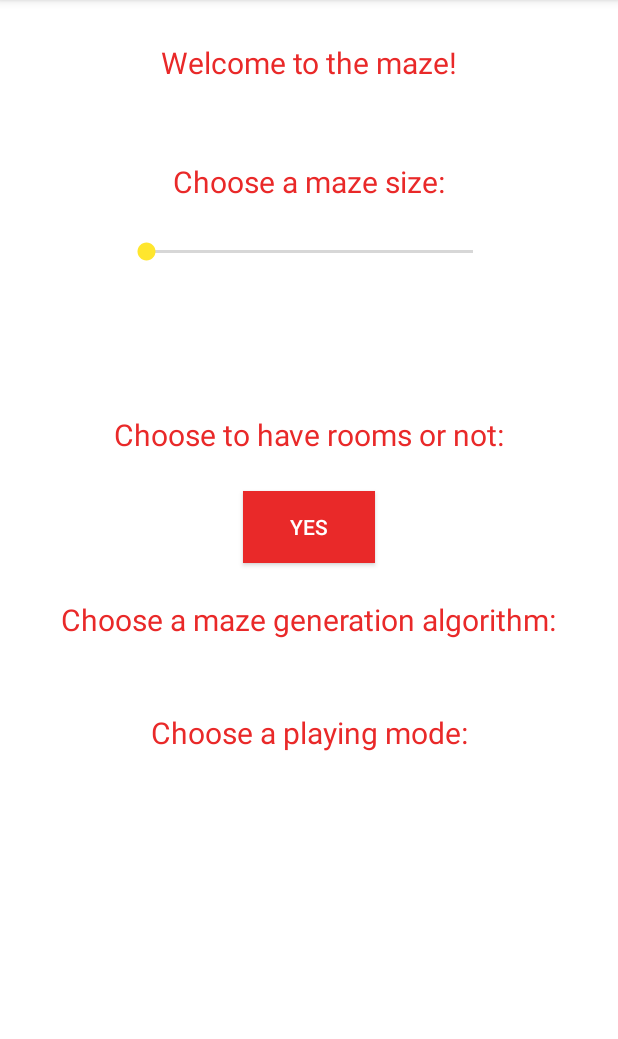
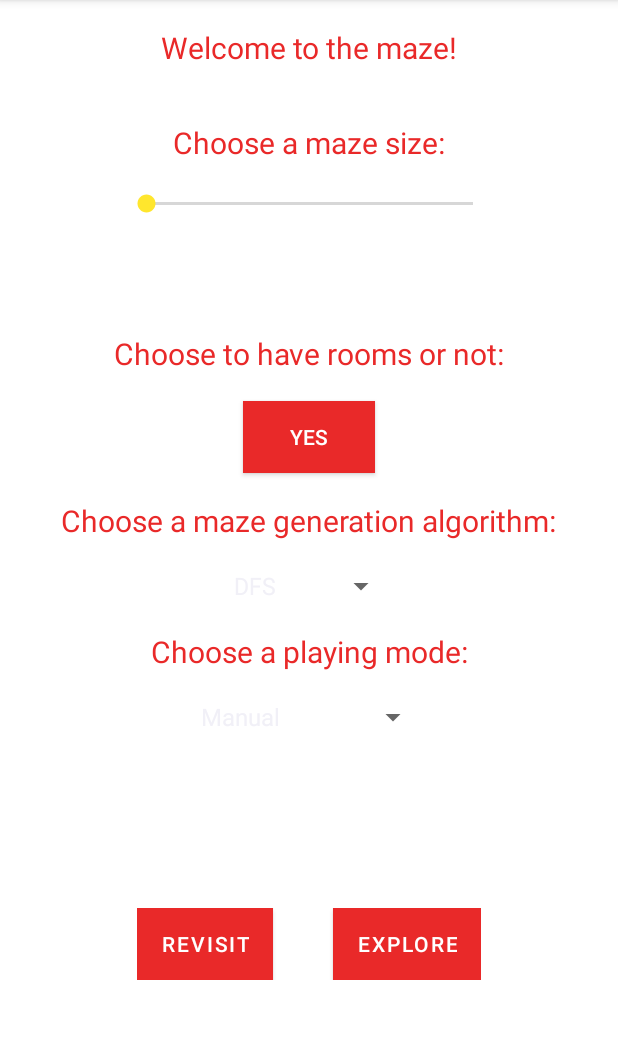
Before and after one commit to dnmontenegro/amazebydavidmontenegro, an Android app: the screen it shows after launch (AMazeActivity), on a phone screen of 412 x 824 dp, the part 84-1123 px from its top. Run offline under Robolectric (Android 15) with nearby library versions, the phone set to English and light mode, and no system bars.

Commit message:
Added spinners and buttons to AMazeActivity

```diff
--- a/app/src/main/java/edu/wm/cs/cs301/DavidMontenegro/gui/AMazeActivity.java
+++ b/app/src/main/java/edu/wm/cs/cs301/DavidMontenegro/gui/AMazeActivity.java
@@ -2,9 +2,12 @@ package edu.wm.cs.cs301.DavidMontenegro.gui;
 
 import androidx.appcompat.app.AppCompatActivity;
 
+import android.content.Intent;
 import android.os.Bundle;
 import android.util.Log;
 import android.view.View;
+import android.widget.AdapterView;
+import android.widget.ArrayAdapter;
 import android.widget.Button;
 import android.widget.CompoundButton;
 import android.widget.SeekBar;
@@ -27,8 +30,10 @@ public class AMazeActivity extends AppCompatActivity {
     private boolean mazeRooms;
     private TextView tAlgorithm;
     private Spinner algorithm;
+    private String mazeAlgorithm;
     private TextView tMode;
     private Spinner mode;
+    private String mazeMode;
     private Button revisit;
     private Button explore;
 
@@ -46,7 +51,13 @@ public class AMazeActivity extends AppCompatActivity {
         rooms = (ToggleButton) findViewById(R.id.rooms);
         mazeRooms = true;
         tAlgorithm = (TextView) findViewById(R.id.tAlgorithm);
+        algorithm = (Spinner) findViewById(R.id.algorithm);
+        mazeAlgorithm = getString(R.string.DFS);
         tMode = (TextView) findViewById(R.id.tMode);
+        mode = (Spinner) findViewById(R.id.mode);
+        mazeMode = getString(R.string.Manual);
+        revisit = (Button) findViewById(R.id.revisit);
+        explore = (Button) findViewById(R.id.explore);
 
         size.setOnSeekBarChangeListener(new SeekBar.OnSeekBarChangeListener() {
             @Override
@@ -64,7 +75,7 @@ public class AMazeActivity extends AppCompatActivity {
             @Override
             public void onStopTrackingTouch(SeekBar seekBar) {
                 Toast.makeText(getApplicationContext(), R.string.inputDetected, Toast.LENGTH_SHORT).show();
-                Log.v((String) getApplicationContext().getText(R.string.tSize), (String) getApplicationContext().getText(R.string.inputDetected));
+                Log.v(getString(R.string.tSize), Integer.toString(mazeSize));
             }
         });
 
@@ -74,15 +85,85 @@ public class AMazeActivity extends AppCompatActivity {
                 if(isChecked) {
                     mazeRooms = true;
                     Toast.makeText(getApplicationContext(), R.string.inputDetected, Toast.LENGTH_SHORT).show();
-                    Log.v((String) getApplicationContext().getText(R.string.tRooms), (String) getApplicationContext().getText(R.string.inputDetected));
+                    Log.v(getString(R.string.tRooms), Boolean.toString(mazeRooms));
                 }
                 else {
                     mazeRooms = false;
                     Toast.makeText(getApplicationContext(), R.string.inputDetected, Toast.LENGTH_SHORT).show();
-                    Log.v((String) getApplicationContext().getText(R.string.tRooms), (String) getApplicationContext().getText(R.string.inputDetected));
+                    Log.v(getString(R.string.tRooms), Boolean.toString(mazeRooms));
                 }
             }
         });
 
+        String [] algorithms = {getString(R.string.DFS), getString(R.string.Prim), getString(R.string.Kruskal)};
+        ArrayAdapter algor = new ArrayAdapter(getApplicationContext(), android.R.layout.simple_spinner_item, algorithms);
+        algor.setDropDownViewResource(android.R.layout.simple_spinner_dropdown_item);
+        algorithm.setAdapter(algor);
+        algorithm.setOnItemSelectedListener(new AdapterView.OnItemSelectedListener() {
+            @Override
+            public void onItemSelected(AdapterView<?> parent, View view, int position, long id) {
+                mazeAlgorithm = algorithm.getSelectedItem().toString();
+                Toast.makeText(getApplicationContext(), R.string.inputDetected, Toast.LENGTH_SHORT).show();
+                Log.v(getString(R.string.tAlgorithm), mazeAlgorithm);
+            }
+
+            @Override
+            public void onNothingSelected(AdapterView<?> parent) {
+
+            }
+        });
+
+        String [] modes = {getString(R.string.Manual), getString(R.string.WallFollower), getString(R.string.Wizard)};
+        ArrayAdapter mod = new ArrayAdapter(getApplicationContext(), android.R.layout.simple_spinner_item, modes);
+        mod.setDropDownViewResource(android.R.layout.simple_spinner_dropdown_item);
+        mode.setAdapter(mod);
+        mode.setOnItemSelectedListener(new AdapterView.OnItemSelectedListener() {
+            @Override
+            public void onItemSelected(AdapterView<?> parent, View view, int position, long id) {
+                mazeMode = mode.getSelectedItem().toString();
+                Toast.makeText(getApplicationContext(), R.string.inputDetected, Toast.LENGTH_SHORT).show();
+                Log.v(getString(R.string.tMode), mazeMode);
+            }
+
+            @Override
+            public void onNothingSelected(AdapterView<?> parent) {
+
+            }
+        });
+
+        revisit.setOnClickListener(new View.OnClickListener() {
+            @Override
+            public void onClick(View v) {
+                Intent i = new Intent(getApplicationContext(), GeneratingActivity.class);
+                i.putExtra("MazeSize", mazeSize);
+                i.putExtra("MazeRooms", mazeRooms);
+                i.putExtra("MazeAlgorithm", mazeAlgorithm);
+                i.putExtra("MazeMode", mazeMode);
+                Toast.makeText(getApplicationContext(), R.string.inputDetected, Toast.LENGTH_SHORT).show();
+                Log.v(getString(R.string.revisit), getString(R.string.inputDetected));
+                startActivity(i);
+            }
+        });
+
+        explore.setOnClickListener(new View.OnClickListener() {
+            @Override
+            public void onClick(View v) {
+                Intent i = new Intent(getApplicationContext(), GeneratingActivity.class);
+                i.putExtra("MazeSize", mazeSize);
+                i.putExtra("MazeRooms", mazeRooms);
+                i.putExtra("MazeAlgorithm", mazeAlgorithm);
+                i.putExtra("MazeMode", mazeMode);
+                Toast.makeText(getApplicationContext(), R.string.inputDetected, Toast.LENGTH_SHORT).show();
+                Log.v(getString(R.string.explore), getString(R.string.inputDetected));
+                startActivity(i);
+            }
+        });
+
+
+
+
+
+
+
     }
 }
--- a/app/src/main/res/layout/activity_amaze.xml
+++ b/app/src/main/res/layout/activity_amaze.xml
@@ -10,11 +10,10 @@
         android:id="@+id/title"
         android:layout_width="wrap_content"
         android:layout_height="wrap_content"
-        android:layout_marginTop="4dp"
-        android:padding="24dp"
+        android:padding="18dp"
+        android:text="@string/title"
         android:textColor="@color/red"
         android:textSize="20sp"
-        android:text="@string/title"
         app:layout_constraintLeft_toLeftOf="parent"
         app:layout_constraintRight_toRightOf="parent"
         app:layout_constraintTop_toTopOf="parent" />
@@ -23,11 +22,10 @@
         android:id="@+id/tSize"
         android:layout_width="wrap_content"
         android:layout_height="wrap_content"
-        android:layout_marginTop="4dp"
-        android:padding="24dp"
+        android:padding="18dp"
+        android:text="@string/tSize"
         android:textColor="@color/red"
         android:textSize="20sp"
-        android:text="@string/tSize"
         app:layout_constraintLeft_toLeftOf="parent"
         app:layout_constraintRight_toRightOf="parent"
         app:layout_constraintTop_toBottomOf="@id/title" />
@@ -44,7 +42,7 @@
         android:id="@+id/tProgress"
         android:layout_width="wrap_content"
         android:layout_height="wrap_content"
-        android:padding="24dp"
+        android:padding="16dp"
         android:textColor="@color/darkYellow"
         android:textSize="20sp"
         app:layout_constraintLeft_toLeftOf="parent"
@@ -55,7 +53,7 @@
         android:id="@+id/tRooms"
         android:layout_width="wrap_content"
         android:layout_height="wrap_content"
-        android:padding="24dp"
+        android:padding="18dp"
         android:textColor="@color/red"
         android:textSize="20sp"
         android:text="@string/tRooms"
@@ -80,7 +78,7 @@
         android:id="@+id/tAlgorithm"
         android:layout_width="wrap_content"
         android:layout_height="wrap_content"
-        android:padding="24dp"
+        android:padding="18dp"
         android:textColor="@color/red"
         android:textSize="20sp"
         android:text="@string/tAlgorithm"
@@ -88,17 +86,62 @@
         app:layout_constraintRight_toRightOf="parent"
         app:layout_constraintTop_toBottomOf="@id/rooms" />
 
+    <Spinner
+        android:id="@+id/algorithm"
+        android:layout_width="wrap_content"
+        android:layout_height="wrap_content"
+        app:layout_constraintLeft_toLeftOf="parent"
+        app:layout_constraintRight_toRightOf="parent"
+        app:layout_constraintTop_toBottomOf="@id/tAlgorithm" />
+
     <TextView
         android:id="@+id/tMode"
         android:layout_width="wrap_content"
         android:layout_height="wrap_content"
-        android:padding="24dp"
+        android:padding="18dp"
         android:textColor="@color/red"
         android:textSize="20sp"
         android:text="@string/tMode"
         app:layout_constraintLeft_toLeftOf="parent"
         app:layout_constraintRight_toRightOf="parent"
-        app:layout_constraintTop_toBottomOf="@id/tAlgorithm" />
+        app:layout_constraintTop_toBottomOf="@id/algorithm" />
+
+    <Spinner
+        android:id="@+id/mode"
+        android:layout_width="wrap_content"
+        android:layout_height="wrap_content"
+        app:layout_constraintLeft_toLeftOf="parent"
+        app:layout_constraintRight_toRightOf="parent"
+        app:layout_constraintTop_toBottomOf="@id/tMode" />
+
+    <LinearLayout
+        android:layout_width="wrap_content"
+        android:layout_height="wrap_content"
+        android:orientation="horizontal"
+        app:layout_constraintBottom_toBottomOf="parent"
+        app:layout_constraintLeft_toLeftOf="parent"
+        app:layout_constraintRight_toRightOf="parent"
+        app:layout_constraintTop_toBottomOf="@id/mode" >
+
+        <Button
+            android:id="@+id/revisit"
+            android:layout_width="wrap_content"
+            android:layout_height="wrap_content"
+            android:layout_marginRight="20dp"
+            android:text="@string/revisit"
+            android:textColor="@color/white"
+            android:background="@color/red" />
+
+        <Button
+            android:id="@+id/explore"
+            android:layout_width="wrap_content"
+            android:layout_height="wrap_content"
+            android:layout_marginLeft="20dp"
+            android:text="@string/explore"
+            android:textColor="@color/white"
+            android:background="@color/red" />
+
+    </LinearLayout>
 
 
 
--- a/app/src/main/res/values/strings.xml
+++ b/app/src/main/res/values/strings.xml
@@ -9,4 +9,14 @@
     <string name="inputDetected">Input detected!</string>
     <string name="roomsYes">YES</string>
     <string name="roomsNo">NO</string>
+    <string name="DFS">DFS</string>
+    <string name="Prim">Prim</string>
+    <string name="Kruskal">Kruskal</string>
+    <string name="Manual">Manual</string>
+    <string name="WallFollower">Wall Follower</string>
+    <string name="Wizard">Kruskal</string>
+    <string name="revisit">Revisit</string>
+    <string name="explore">Explore</string>
+
+
 </resources>
```
